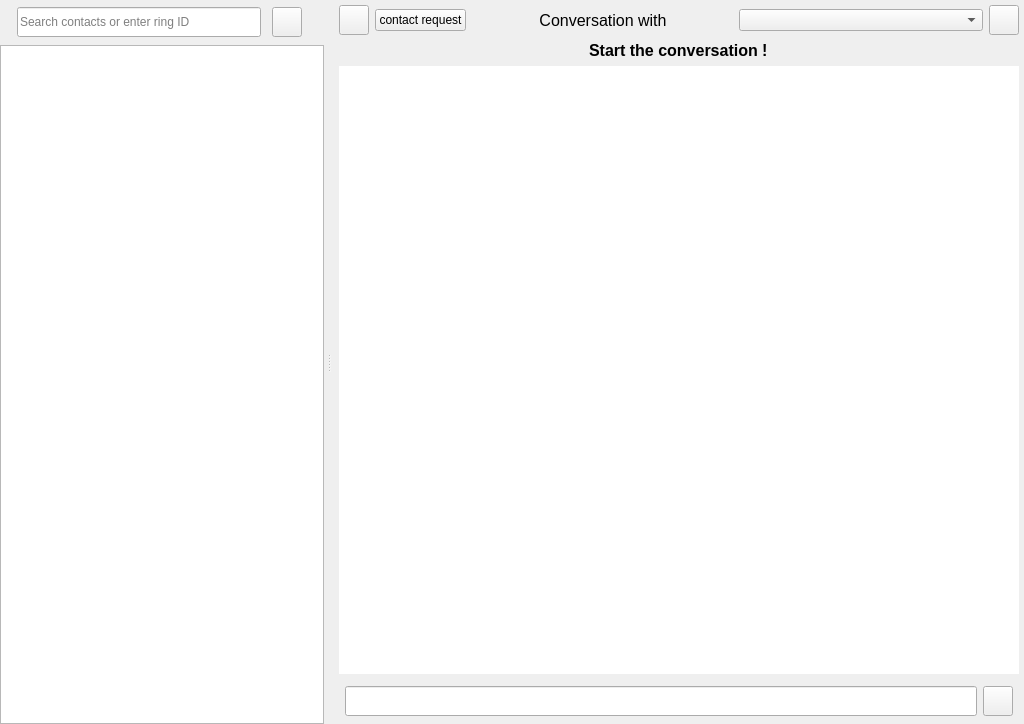
The window that callwidget.ui (savoirfairelinux/jami-client-windows) describes before a commit, drawn with Qt 5.
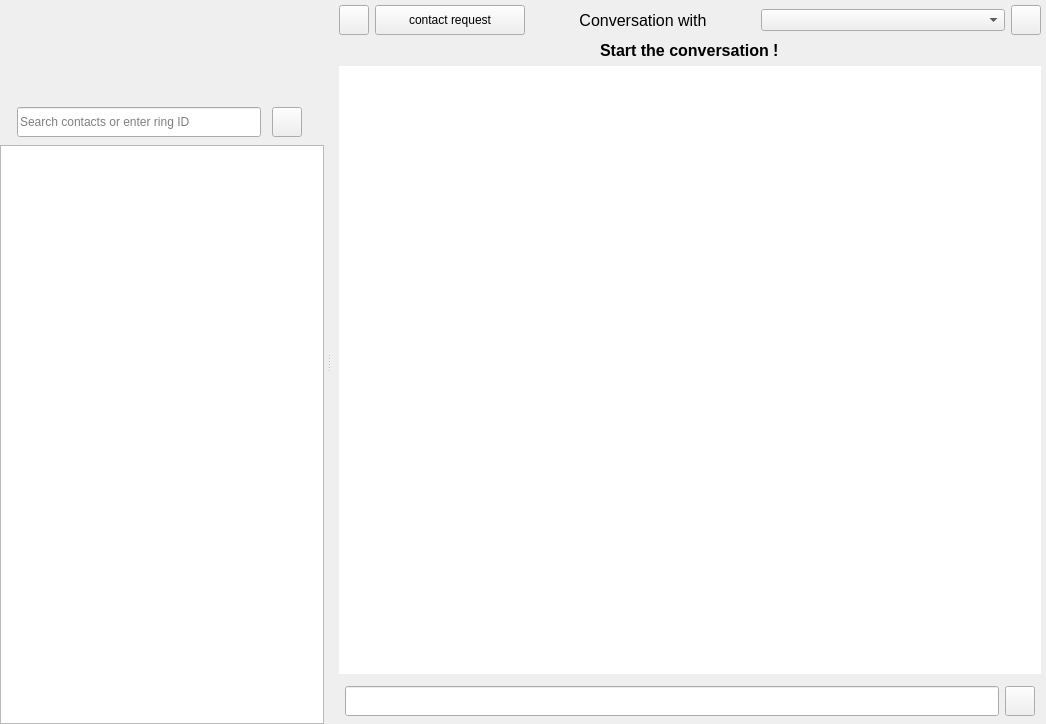
The same window after the commit. The open tabs and pages were chosen to show the change. Icons and pictures are not drawn. Custom widgets are drawn as their Qt base class.

Commit message:
implements current account selection
This patch implements the ui and logic of selecting the
current account used in the ring-win32 client

The selector is contained in a new dedicated widget
which displays an image representing the account selected
(for the moment there is no account related avatar so
the picture is the one from the profile) and the alias of the account
through a QComboBox

```diff
--- a/callwidget.ui
+++ b/callwidget.ui
@@ -6,7 +6,7 @@
    <rect>
     <x>0</x>
     <y>0</y>
-    <width>1024</width>
+    <width>1046</width>
     <height>724</height>
    </rect>
   </property>
@@ -112,13 +112,29 @@
           <number>0</number>
          </property>
          <item row="0" column="0">
-          <layout class="QVBoxLayout" name="verticalLayout_2">
+          <layout class="QVBoxLayout" name="verticalLayout_2" stretch="3,1,18">
            <property name="spacing">
             <number>0</number>
            </property>
            <property name="sizeConstraint">
             <enum>QLayout::SetDefaultConstraint</enum>
            </property>
+           <item>
+            <widget class="CurrentAccountWidget" name="currentAccountWidget" native="true">
+             <property name="sizePolicy">
+              <sizepolicy hsizetype="MinimumExpanding" vsizetype="MinimumExpanding">
+               <horstretch>0</horstretch>
+               <verstretch>0</verstretch>
+              </sizepolicy>
+             </property>
+             <property name="minimumSize">
+              <size>
+               <width>0</width>
+               <height>100</height>
+              </size>
+             </property>
+            </widget>
+           </item>
            <item>
             <widget class="QWidget" name="selectBar" native="true">
              <property name="maximumSize">
@@ -999,6 +1015,12 @@
                   </item>
                   <item>
                    <widget class="QPushButton" name="sendContactRequestPageButton">
+                    <property name="minimumSize">
+                     <size>
+                      <width>150</width>
+                      <height>30</height>
+                     </size>
+                    </property>
                     <property name="text">
                      <string>contact request</string>
                     </property>
@@ -1682,6 +1704,12 @@
    <header>sendcontactrequestwidget.h</header>
    <container>1</container>
   </customwidget>
+  <customwidget>
+   <class>CurrentAccountWidget</class>
+   <extends>QWidget</extends>
+   <header>currentaccountwidget.h</header>
+   <container>1</container>
+  </customwidget>
  </customwidgets>
  <resources>
   <include location="ressources.qrc"/>
```
Left out of the diff: 2 changed lines with no effect on the pictures. The commit also changes 7 other files.
